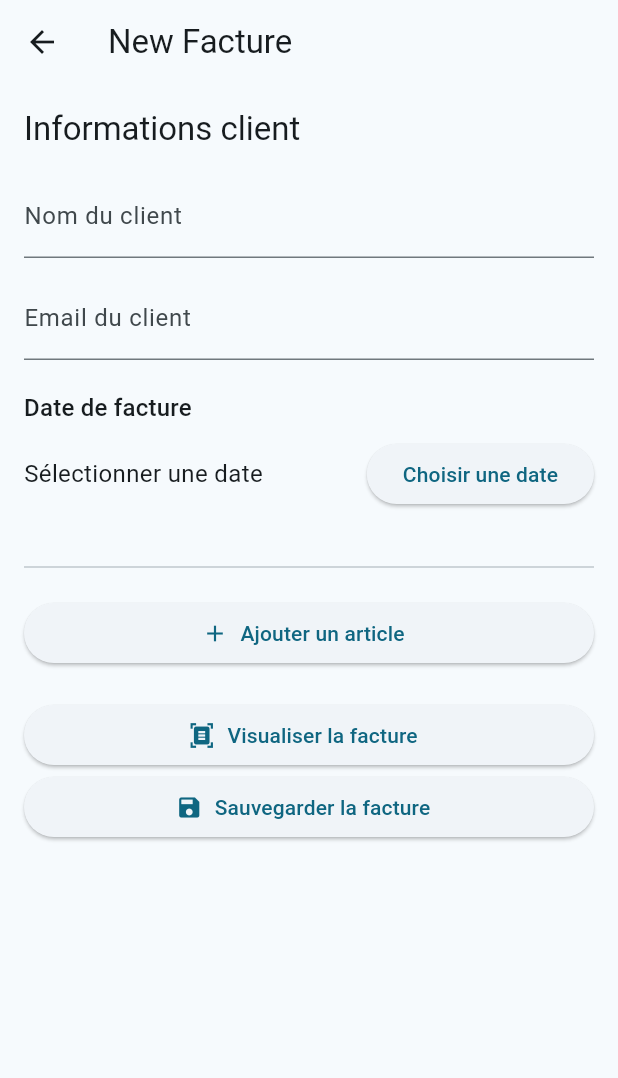
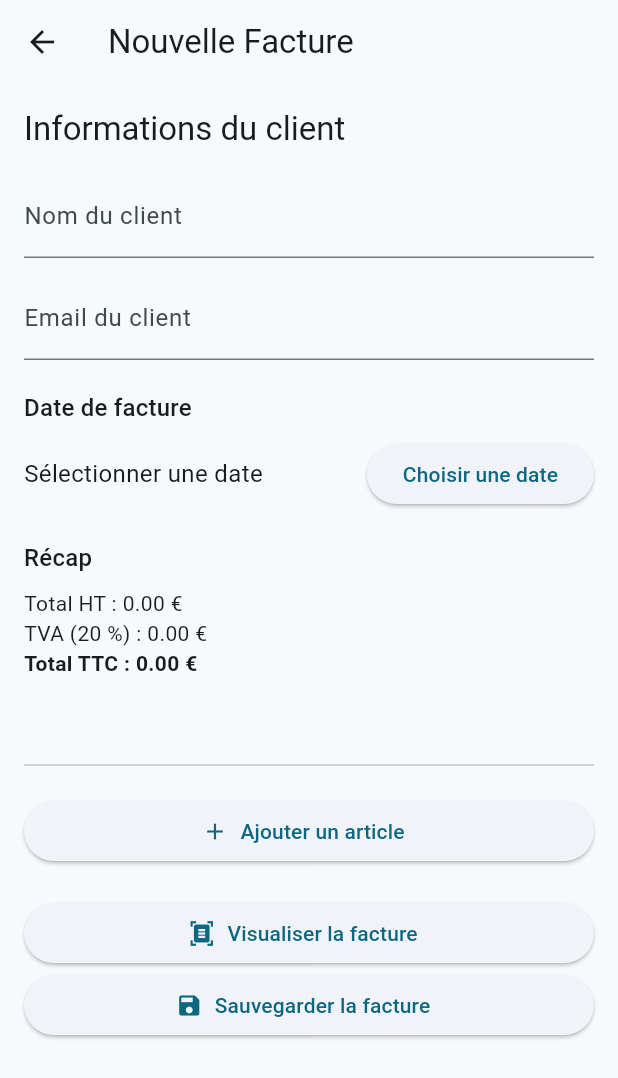
Before and after one commit to Mouloud-Msd/Gestionnaire-de-facture----Flutter, a Flutter app: the NewFacturePage screen opened directly, on a phone screen of 412 x 824 dp. Shown: the top 1078 px of the screen. Run offline on Flutter 3.47's test engine with Material 3 defaults, Android fonts, the phone set to English and light mode, and no system bars; our stand-ins replace pdf, printing, sqflite; accounts and stored records are empty.

Commit message:
feature/ ajout des chamos pour affihcage dyamique de prix HT et TVA dans le formulaire de creation de facture

```diff
--- a/lib/features/creation_facture/widget/NewFacturePage.dart
+++ b/lib/features/creation_facture/widget/NewFacturePage.dart
@@ -58,11 +58,24 @@ class _NewFacturePageState extends State<NewFacturePage> {
     });
   }
 
+  double get totalHT {
+    double sum = 0;
+    for (var article in articles) {
+      final qte = double.tryParse(article.quantityController.text) ?? 0;
+      final prix = double.tryParse(article.priceController.text) ?? 0;
+      sum += qte * prix;
+    }
+    return sum;
+  }
+
+  double get tva => totalHT * 0.20;
+  double get totalTTC => totalHT + tva;
+
   @override
   Widget build(BuildContext context) {
     return Scaffold(
         appBar: AppBar(
-          title: Text('New Facture'),
+          title: Text('Nouvelle Facture'),
         ),
         body: Stack(
           children: [
@@ -72,7 +85,7 @@ class _NewFacturePageState extends State<NewFacturePage> {
                 key: _formKey,
                 child: ListView(
                   children: [
-                    Text('Informations client',
+                    Text('Informations du client',
                         style: Theme.of(context).textTheme.titleLarge),
                     SizedBox(height: 16),
                     TextFormField(
@@ -110,6 +123,21 @@ class _NewFacturePageState extends State<NewFacturePage> {
                         ),
                       ],
                     ),
+                    Padding(
+                      padding: const EdgeInsets.symmetric(vertical: 20),
+                      child: Column(
+                        crossAxisAlignment: CrossAxisAlignment.start,
+                        children: [
+                          Text('Récap',
+                              style: Theme.of(context).textTheme.titleMedium),
+                          SizedBox(height: 8),
+                          Text('Total HT : ${totalHT.toStringAsFixed(2)} €'),
+                          Text('TVA (20 %) : ${tva.toStringAsFixed(2)} €'),
+                          Text('Total TTC : ${totalTTC.toStringAsFixed(2)} €',
+                              style: TextStyle(fontWeight: FontWeight.bold)),
+                        ],
+                      ),
+                    ),
                     SizedBox(height: 30),
                     Divider(),
                     SizedBox(height: 12),
@@ -135,7 +163,7 @@ class _NewFacturePageState extends State<NewFacturePage> {
                       );
                     }).toList(),
 
-                    // boutton visualise
+                    // boutton visualiser
                     ElevatedButton.icon(
                       onPressed: () {
                         setState(() {
--- a/lib/features/mes_factures/pages/MesFacturesPage.dart
+++ b/lib/features/mes_factures/pages/MesFacturesPage.dart
@@ -49,7 +49,6 @@ class _MesFacturesPageState extends State<MesFacturesPage> {
                   },
                   onDelete: () async {
                     await DatabaseHelper.instance.deleteFacture(facture['id']);
-                    // Pense à rafraîchir la liste après suppression
                     _loadFactures();
                   },
                 );
```
